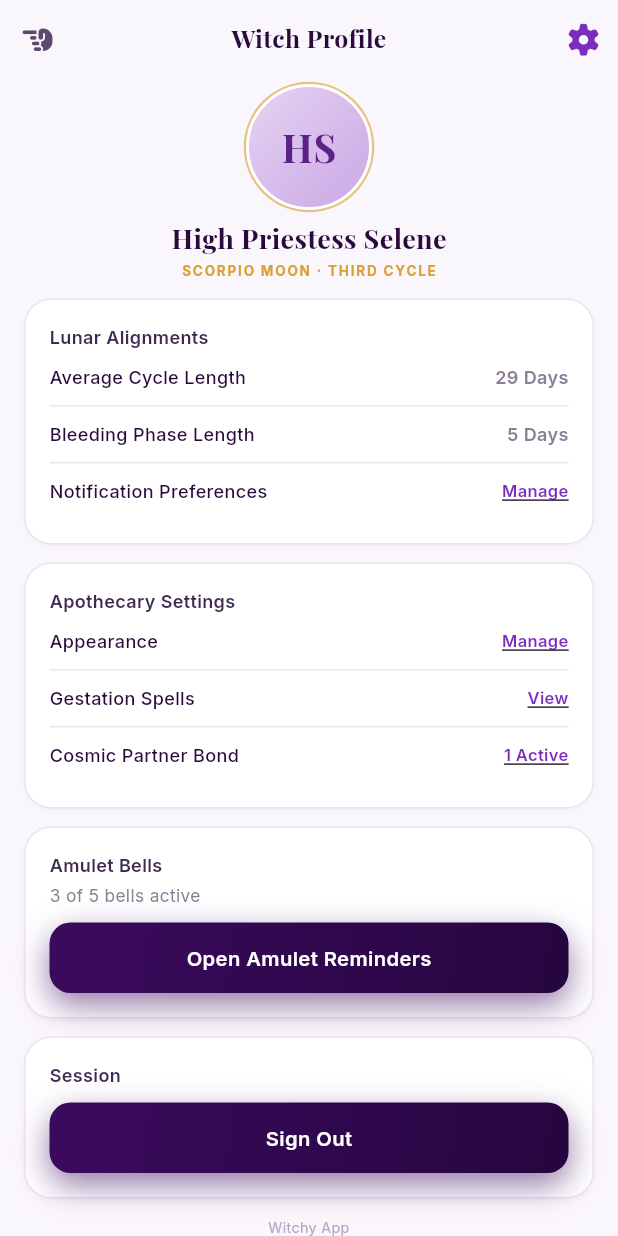
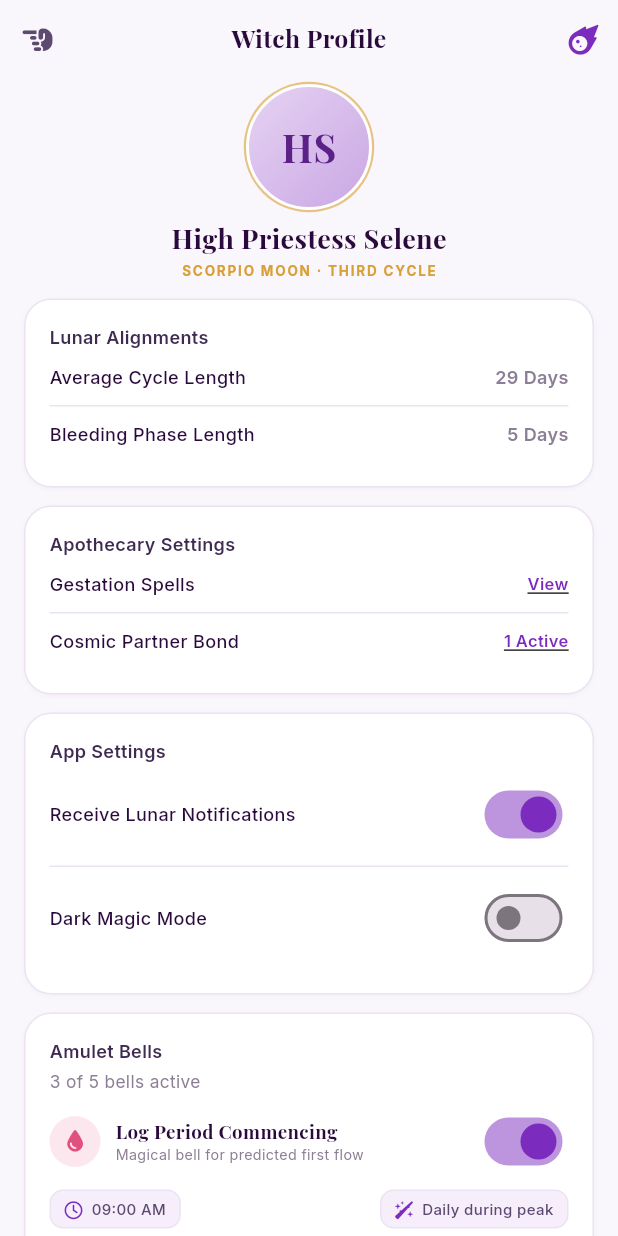
Before and after one commit to raduionita/project-witchy, a Flutter app: the MainScreen screen opened directly, after a tap on an icon or button, on a phone screen of 412 x 824 dp. Run offline on Flutter 3.47's test engine with Material 3 defaults, Android fonts, the phone set to English and light mode, and no system bars; our stand-ins replace fl_chart, flutter_local_notifications, flutter_timezone, font_awesome_flutter, google_fonts, google_sign_in and 4 more; accounts and stored records are empty.

Commit message:
redesign.9

```diff
--- a/lib/navigation/app_router_delegate.dart
+++ b/lib/navigation/app_router_delegate.dart
@@ -13,9 +13,7 @@ import '../screens/library_screen.dart';
 import '../screens/main_screen.dart';
 import '../screens/privacy_screen.dart';
 import '../screens/profile_screen.dart';
-import '../screens/reminders_screen.dart';
 import '../screens/rhythms_screen.dart';
-import '../screens/settings_screen.dart';
 import '../screens/welcome_screen.dart';
 import '../screens/webview_screen.dart';
 
@@ -128,12 +126,8 @@ class AppRouterDelegate extends RouterDelegate<String> with ChangeNotifier, PopN
         return const MainScreen(initialIndex: 3);
       case '/profile':
         return const ProfileScreen();
-      case '/settings':
-        return const SettingsScreen();
       case '/alerts':
         return const AlertsScreen();
-      case '/reminders':
-        return const RemindersScreen();
       case '/cycle':
         return const BloodScreen();
       case '/fertility':
--- a/lib/screens/main_screen.dart
+++ b/lib/screens/main_screen.dart
@@ -25,13 +25,7 @@ class _MainScreenState extends State<MainScreen> {
   @override
   Widget build(BuildContext context) {
     return Scaffold(
-      appBar: AppTopBar(
-        title: titles[index],
-        leading: AppIcons.user,
-        onLeading: () => context.go('/profile'),
-        action: AppIcons.bell,
-        onAction: () => context.go('/alerts'),
-      ),
+      appBar: AppTopBar(title: titles[index], leading: AppIcons.user, onLeading: () => context.go('/profile'), action: AppIcons.alerts, onAction: () => context.go('/alerts')),
       body: IndexedStack(index: index, children: const [SanctuaryScreen(), CycleMapScreen(), RecordsScreen(), CovenScreen()]),
       floatingActionButton:
           index == 3
--- a/lib/screens/profile_screen.dart
+++ b/lib/screens/profile_screen.dart
@@ -2,7 +2,10 @@ import 'package:flutter/material.dart';
 import 'package:provider/provider.dart';
 import '../navigation/app_nav.dart';
 import '../providers/auth_provider.dart';
+import '../providers/cycle_provider.dart';
 import '../providers/reminders_provider.dart';
+import '../providers/settings_provider.dart';
+import '../services/notification_service.dart';
 import '../theme/app_colors.dart';
 import '../theme/app_text_styles.dart';
 import '../utils/app_icons.dart';
@@ -11,12 +14,16 @@ import '../widgets/app_top_bar.dart';
 import '../widgets/app_avatar.dart';
 import '../widgets/app_button.dart';
 import '../widgets/app_card.dart';
+import '../widgets/icon_badge.dart';
+import '../widgets/info_pill.dart';
 
 class ProfileScreen extends StatelessWidget {
   const ProfileScreen({super.key});
   @override
   Widget build(BuildContext context) {
-    final bells = context.watch<RemindersProvider>().items.where((r) => r.enabled).length;
+    final bells = context.watch<RemindersProvider>();
+    final activeBells = bells.items.where((r) => r.enabled).length;
+    final settings = context.watch<SettingsProvider>();
     final auth = context.watch<AuthProvider>();
     final name = auth.identity?.name?.trim();
     final displayName = (name == null || name.isEmpty) ? 'High Priestess Selene' : name;
@@ -36,8 +43,8 @@ class ProfileScreen extends StatelessWidget {
         title: 'Witch Profile',
         leading: AppIcons.back,
         onLeading: () => context.back(),
-        action: AppIcons.gear,
-        onAction: () => context.go('/settings'),
+        action: AppIcons.alerts,
+        onAction: () => context.go('/alerts'),
       ),
       body: ListView(
         padding: const EdgeInsets.fromLTRB(16, 6, 16, 14),
@@ -65,10 +72,6 @@ class ProfileScreen extends StatelessWidget {
                 Text('Lunar Alignments', style: AppText.secIn),
                 SettingsRow(label: 'Average Cycle Length', trailing: Text('29 Days', style: AppText.sans(12, w: FontWeight.w600, c: AppColors.muted)), first: true),
                 SettingsRow(label: 'Bleeding Phase Length', trailing: Text('5 Days', style: AppText.sans(12, w: FontWeight.w600, c: AppColors.muted))),
-                SettingsRow(
-                  label: 'Notification Preferences',
-                  trailing: MouseRegion(cursor: SystemMouseCursors.click, child: GestureDetector(onTap: () => context.go('/settings'), child: Text('Manage', style: AppText.sans(11, w: FontWeight.w600, c: AppColors.pur).copyWith(decoration: TextDecoration.underline)))),
-                ),
               ],
             ),
           ),
@@ -79,13 +82,9 @@ class ProfileScreen extends StatelessWidget {
               children: [
                 Text('Apothecary Settings', style: AppText.secIn),
                 SettingsRow(
-                  label: 'Appearance',
-                  trailing: MouseRegion(cursor: SystemMouseCursors.click, child: GestureDetector(onTap: () => context.go('/settings'), child: Text('Manage', style: AppText.sans(11, w: FontWeight.w600, c: AppColors.pur).copyWith(decoration: TextDecoration.underline)))),
-                  first: true,
-                ),
-                SettingsRow(
                   label: 'Gestation Spells',
                   trailing: MouseRegion(cursor: SystemMouseCursors.click, child: GestureDetector(onTap: () => context.go('/pregnancy'), child: Text('View', style: AppText.sans(11, w: FontWeight.w600, c: AppColors.pur).copyWith(decoration: TextDecoration.underline)))),
+                  first: true,
                 ),
                 SettingsRow(
                   label: 'Cosmic Partner Bond',
@@ -99,11 +98,69 @@ class ProfileScreen extends StatelessWidget {
             child: Column(
               crossAxisAlignment: CrossAxisAlignment.start,
               children: [
+                Text('App Settings', style: AppText.secIn),
+                SettingsRow(
+                  label: 'Receive Lunar Notifications',
+                  trailing: Switch(
+                    value: settings.lunarNotifications,
+                    activeThumbColor: const Color(0xFF7B2CBF),
+                    onChanged: (v) {
+                      context.read<SettingsProvider>().setLunar(v);
+                      final cycle = context.read<CycleProvider>();
+                      NotificationService.syncPeriodPrediction(
+                        enabled: v,
+                        predictedStart: cycle.nextPeriodStart(),
+                      );
+                    },
+                  ),
+                  first: true,
+                ),
+                SettingsRow(
+                  label: 'Dark Magic Mode',
+                  trailing: Switch(value: settings.darkMode, activeThumbColor: const Color(0xFF7B2CBF), onChanged: (v) => context.read<SettingsProvider>().setDark(v)),
+                ),
+              ],
+            ),
+          ),
+          const SizedBox(height: 12),
+          AppCard(
+            child: Column(
+              crossAxisAlignment: CrossAxisAlignment.start,
+              children: [
                 Text('Amulet Bells', style: AppText.secIn),
                 const SizedBox(height: 4),
-                Text('$bells of 5 bells active', style: AppText.sans(11.5, c: AppColors.muted)),
-                const SizedBox(height: 10),
-                AppButton(label: 'Open Amulet Reminders', onTap: () => context.go('/reminders')),
+                Text('$activeBells of 5 bells active', style: AppText.sans(11.5, c: AppColors.muted)),
+                const SizedBox(height: 8),
+                for (var i = 0; i < bells.items.length; i++) ...[
+                  if (i > 0) const Divider(height: 12, color: AppColors.line),
+                  Row(
+                    children: [
+                      IconBadge(icon: bells.items[i].icon, bg: bells.items[i].badgeBg, fg: bells.items[i].badgeFg),
+                      const SizedBox(width: 10),
+                      Expanded(
+                        child: Column(
+                          crossAxisAlignment: CrossAxisAlignment.start,
+                          children: [Text(bells.items[i].title, style: AppText.serif(12.5)), Text(bells.items[i].subtitle, style: AppText.sans(9.5, c: AppColors.muted))],
+                        ),
+                      ),
+                      Switch(
+                        value: bells.items[i].enabled,
+                        activeThumbColor: AppColors.pur,
+                        onChanged: (v) {
+                          context.read<RemindersProvider>().toggle(i, v);
+                          NotificationService.syncReminder(bells.items[i]);
+                        },
+                      ),
+                    ],
+                  ),
+                  if (bells.items[i].enabled) ...[
+                    const SizedBox(height: 8),
+                    Row(
+                      mainAxisAlignment: MainAxisAlignment.spaceBetween,
+                      children: [InfoPill(icon: AppIcons.clock, label: bells.items[i].time), InfoPill(icon: AppIcons.spark, label: bells.items[i].freq)],
+                    ),
+                  ],
+                ],
               ],
             ),
           ),
--- a/lib/utils/app_icons.dart
+++ b/lib/utils/app_icons.dart
@@ -56,7 +56,7 @@ abstract final class AppIcons {
 
   // chrome not in mock symbols but used by the app shell
   static const user = FontAwesomeIcons.hatWizard; // regular outline
-  static const bell = FontAwesomeIcons.meteor; // regular outline
+  static const alerts = FontAwesomeIcons.meteor; // regular outline
 
   // brands
   static const apple = FontAwesomeIcons.apple;
```
Also changed, not shown: lib/screens/reminders_screen.dart (deleted, +0 -68 lines), lib/screens/settings_screen.dart (deleted, +0 -56 lines), 2 other files.
